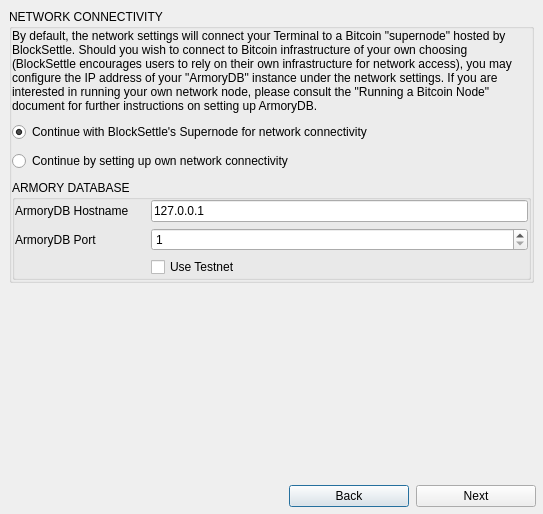
BlockSettle/terminal, file BlockSettleUILib/StartupDialog.ui: the form before one commit.
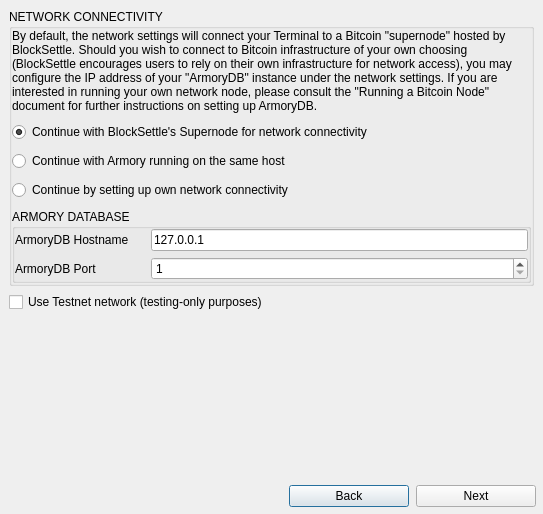
The form after the commit.

Commit message: BST-1658: Armory port settings

What changed in the file:
```diff
--- a/BlockSettleUILib/StartupDialog.ui
+++ b/BlockSettleUILib/StartupDialog.ui
@@ -121,6 +121,13 @@
           <item>
            <widget class="QRadioButton" name="radioButtonArmoryLocal">
             <property name="text">
+             <string>Continue with Armory running on the same host</string>
+            </property>
+           </widget>
+          </item>
+          <item>
+           <widget class="QRadioButton" name="radioButtonArmoryCustom">
+            <property name="text">
              <string>Continue by setting up own network connectivity </string>
             </property>
            </widget>
@@ -227,13 +234,6 @@
                  </property>
                 </widget>
                </item>
-               <item row="2" column="1">
-                <widget class="QCheckBox" name="checkBoxTestnet">
-                 <property name="text">
-                  <string>Use Testnet</string>
-                 </property>
-                </widget>
-               </item>
               </layout>
              </item>
             </layout>
@@ -242,6 +242,13 @@
          </layout>
         </widget>
        </item>
+       <item>
+        <widget class="QCheckBox" name="checkBoxTestnet">
+         <property name="text">
+          <string>Use Testnet network (testing-only purposes)</string>
+         </property>
+        </widget>
+       </item>
        <item>
         <spacer name="verticalSpacer_2">
          <property name="orientation">
```
Left out of the diff: 8 changed lines with no effect on the pictures. The commit also changes 7 other files.
